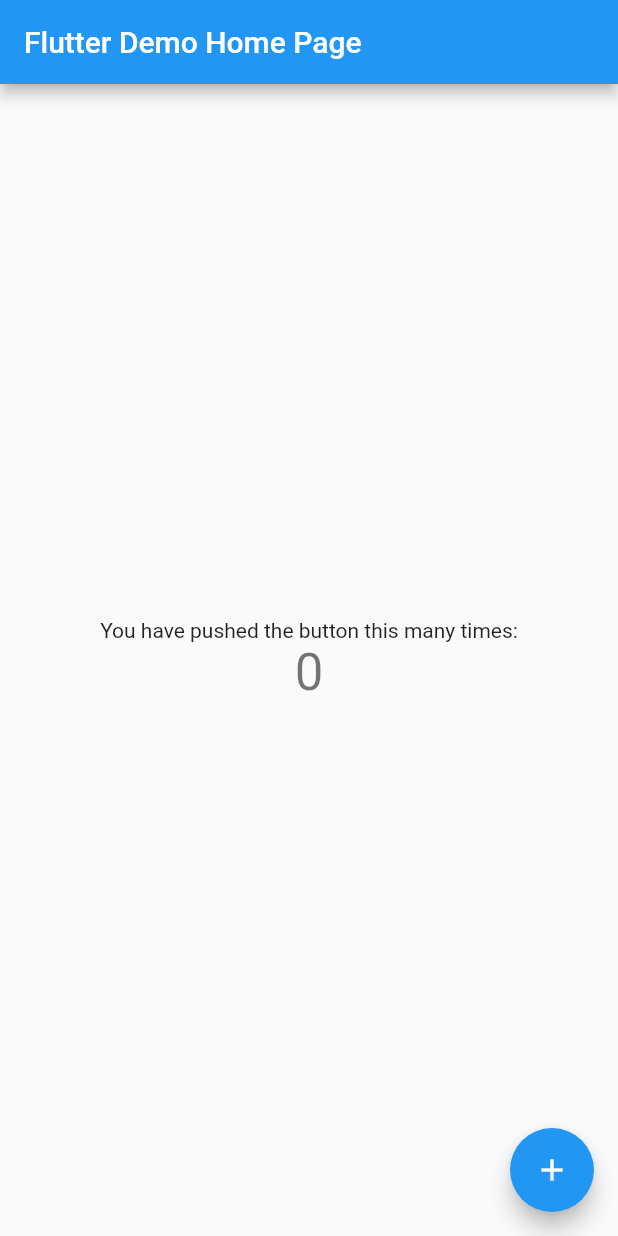
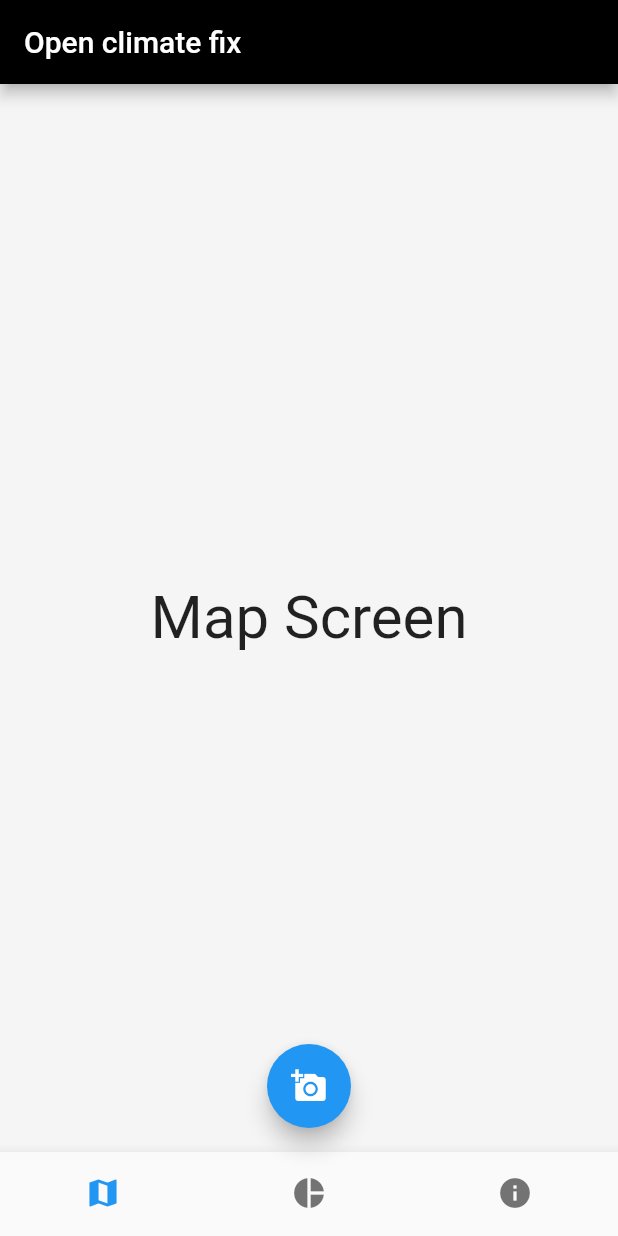
Before and after one commit to openclimatefix/bigsolarhunt, a Flutter app: the screen it shows after launch, on a phone screen of 412 x 824 dp. Run offline on Flutter 3.47's test engine with Material 2 defaults, Android fonts, the light colour scheme and no system bars.

Commit message:
Implement basic navigiation structure

```diff
--- /dev/null
+++ b/lib/Screens/MapScreen.dart/map_screen.dart
@@ -0,0 +1,30 @@
+import 'package:flutter/material.dart';
+
+class MapScreen extends StatefulWidget {
+  const MapScreen({
+    Key key,
+  }) : super(key: key);
+
+  @override
+  _MapScreenState createState() => _MapScreenState();
+}
+
+class _MapScreenState extends State<MapScreen> {
+  @override
+  Widget build(BuildContext context) {
+    return Scaffold(
+      appBar: AppBar(
+        title: Text('Open climate fix'),
+        backgroundColor: Colors.black,
+      ),
+      backgroundColor: Colors.grey[100],
+      body: Container(
+        padding: const EdgeInsets.all(32.0),
+        alignment: Alignment.center,
+        child:
+            // Placeholder
+            Center(child: Text('Map Screen', style: TextStyle(fontSize: 40))),
+      ),
+    );
+  }
+}
--- /dev/null
+++ b/lib/home_page.dart
@@ -0,0 +1,49 @@
+import 'package:flutter/material.dart';
+import 'package:flutter/widgets.dart';
+
+import 'Screens/InfoScreen/info_screen.dart';
+import 'Screens/MapScreen.dart/map_screen.dart';
+import 'Screens/StatsScreen/stats_screen.dart';
+
+class HomePage extends StatefulWidget {
+  @override
+  _HomePageState createState() => _HomePageState();
+}
+
+class _HomePageState extends State<HomePage>
+    with TickerProviderStateMixin<HomePage> {
+  int _currentIndex = 0;
+
+  @override
+  Widget build(BuildContext context) {
+    return Scaffold(
+      body: SafeArea(
+        top: false,
+        child: IndexedStack(
+            index: _currentIndex,
+            children: [MapScreen(), StatsScreen(), InfoScreen()]),
+      ),
+      bottomNavigationBar: BottomNavigationBar(
+        currentIndex: _currentIndex,
+        showSelectedLabels: false,
+        showUnselectedLabels: false,
+        onTap: (int index) {
+          setState(() {
+            _currentIndex = index;
+          });
+        },
+        items: [
+          BottomNavigationBarItem(title: Text('Map'), icon: Icon(Icons.map)),
+          BottomNavigationBarItem(
+              title: Text('Stats'), icon: Icon(Icons.pie_chart)),
+          BottomNavigationBarItem(title: Text('Info'), icon: Icon(Icons.info))
+        ],
+      ),
+      floatingActionButtonLocation: FloatingActionButtonLocation.centerFloat,
+      floatingActionButton: FloatingActionButton(
+        child: Icon(Icons.add_a_photo),
+        onPressed: () => Navigator.pushNamed(context, '/upload'),
+      ),
+    );
+  }
+}
--- a/lib/main.dart
+++ b/lib/main.dart
@@ -1,117 +1,14 @@
 import 'package:flutter/material.dart';
 
+import 'home_page.dart';
+import 'Screens/UploadScreen/upload_screen.dart';
+
 void main() {
-  runApp(MyApp());
+  runApp(MaterialApp(
+      initialRoute: '/',
+      routes: {
+        '/': (context) => HomePage(),
+        '/upload': (context) => UploadScreen(),
+      },
+      debugShowCheckedModeBanner: false));
 }
-
-class MyApp extends StatelessWidget {
-  // This widget is the root of your application.
-  @override
-  Widget build(BuildContext context) {
-    return MaterialApp(
-      title: 'Flutter Demo',
-      theme: ThemeData(
-        // This is the theme of your application.
-        //
-        // Try running your application with "flutter run". You'll see the
-        // application has a blue toolbar. Then, without quitting the app, try
-        // changing the primarySwatch below to Colors.green and then invoke
-        // "hot reload" (press "r" in the console where you ran "flutter run",
-        // or simply save your changes to "hot reload" in a Flutter IDE).
-        // Notice that the counter didn't reset back to zero; the application
-        // is not restarted.
-        primarySwatch: Colors.blue,
-        // This makes the visual density adapt to the platform that you run
-        // the app on. For desktop platforms, the controls will be smaller and
-        // closer together (more dense) than on mobile platforms.
-        visualDensity: VisualDensity.adaptivePlatformDensity,
-      ),
-      home: MyHomePage(title: 'Flutter Demo Home Page'),
-    );
-  }
-}
-
-class MyHomePage extends StatefulWidget {
-  MyHomePage({Key key, this.title}) : super(key: key);
-
-  // This widget is the home page of your application. It is stateful, meaning
-  // that it has a State object (defined below) that contains fields that affect
-  // how it looks.
-
-  // This class is the configuration for the state. It holds the values (in this
-  // case the title) provided by the parent (in this case the App widget) and
-  // used by the build method of the State. Fields in a Widget subclass are
-  // always marked "final".
-
-  final String title;
-
-  @override
-  _MyHomePageState createState() => _MyHomePageState();
-}
-
-class _MyHomePageState extends State<MyHomePage> {
-  int _counter = 0;
-
-  void _incrementCounter() {
-    setState(() {
-      // This call to setState tells the Flutter framework that something has
-      // changed in this State, which causes it to rerun the build method below
-      // so that the display can reflect the updated values. If we changed
-      // _counter without calling setState(), then the build method would not be
-      // called again, and so nothing would appear to happen.
-      _counter++;
-    });
-  }
-
-  @override
-  Widget build(BuildContext context) {
-    // This method is rerun every time setState is called, for instance as done
-    // by the _incrementCounter method above.
-    //
-    // The Flutter framework has been optimized to make rerunning build methods
-    // fast, so that you can just rebuild anything that needs updating rather
-    // than having to individually change instances of widgets.
-    return Scaffold(
-      appBar: AppBar(
-        // Here we take the value from the MyHomePage object that was created by
-        // the App.build method, and use it to set our appbar title.
-        title: Text(widget.title),
-      ),
-      body: Center(
-        // Center is a layout widget. It takes a single child and positions it
-        // in the middle of the parent.
-        child: Column(
-          // Column is also a layout widget. It takes a list of children and
-          // arranges them vertically. By default, it sizes itself to fit its
-          // children horizontally, and tries to be as tall as its parent.
-          //
-          // Invoke "debug painting" (press "p" in the console, choose the
-          // "Toggle Debug Paint" action from the Flutter Inspector in Android
-          // Studio, or the "Toggle Debug Paint" command in Visual Studio Code)
-          // to see the wireframe for each widget.
-          //
-          // Column has various properties to control how it sizes itself and
-          // how it positions its children. Here we use mainAxisAlignment to
-          // center the children vertically; the main axis here is the vertical
-          // axis because Columns are vertical (the cross axis would be
-          // horizontal).
-          mainAxisAlignment: MainAxisAlignment.center,
-          children: <Widget>[
-            Text(
-              'You have pushed the button this many times:',
-            ),
-            Text(
-              '$_counter',
-              style: Theme.of(context).textTheme.headline4,
-            ),
-          ],
-        ),
-      ),
-      floatingActionButton: FloatingActionButton(
-        onPressed: _incrementCounter,
-        tooltip: 'Increment',
-        child: Icon(Icons.add),
-      ), // This trailing comma makes auto-formatting nicer for build methods.
-    );
-  }
-}
```
Also changed, not shown: lib/Screens/InfoScreen/info_screen.dart (added, +30 -0 lines), lib/Screens/StatsScreen/stats_screen.dart (added, +29 -0 lines), lib/Screens/UploadScreen/upload_screen.dart (added, +29 -0 lines).
